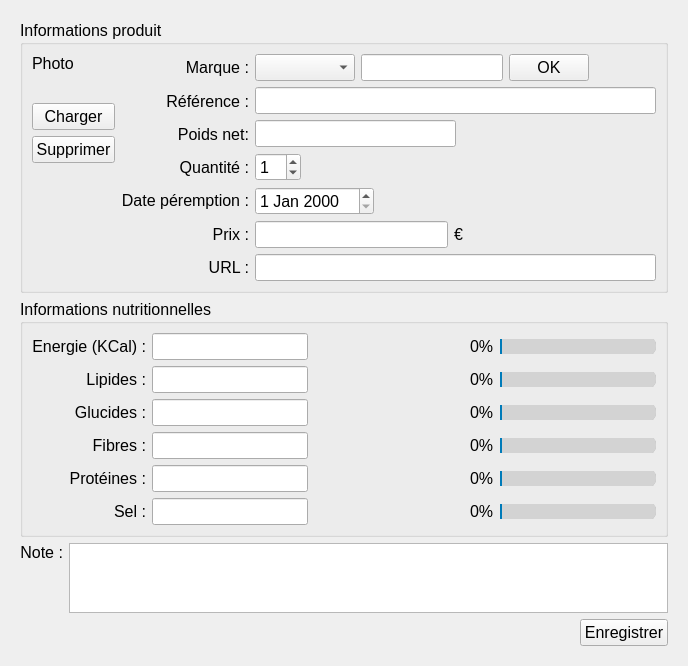
Above: Doger/itemwindow.ui from amof/Doger before the change. Below: the same form after it.
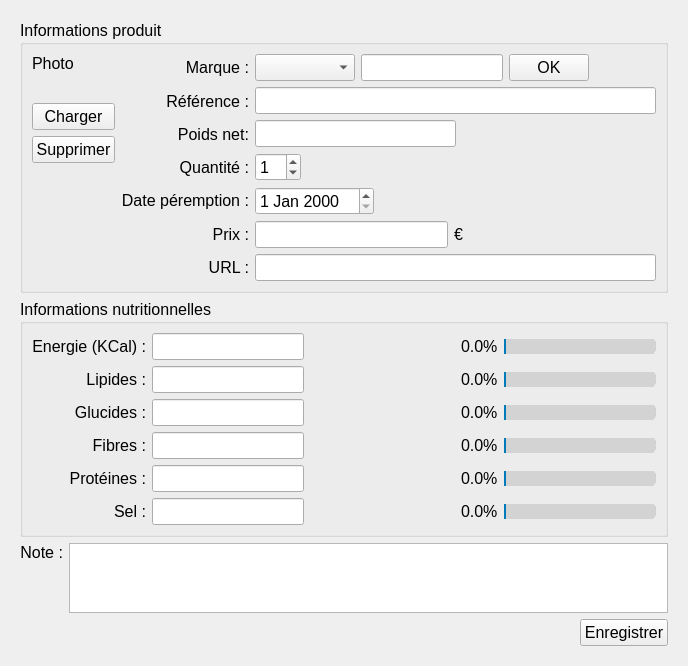
That is the form after the change.

Diff of the .ui file:
```diff
--- a/Doger/itemwindow.ui
+++ b/Doger/itemwindow.ui
@@ -1268,7 +1268,7 @@
               <item>
                <widget class="QLabel" name="l_alim_energy">
                 <property name="text">
-                 <string>0%</string>
+                 <string>0.0%</string>
                 </property>
                </widget>
               </item>
@@ -1342,7 +1342,7 @@
               <item>
                <widget class="QLabel" name="l_alim_fat">
                 <property name="text">
-                 <string>0%</string>
+                 <string>0.0%</string>
                 </property>
                </widget>
               </item>
@@ -1416,7 +1416,7 @@
               <item>
                <widget class="QLabel" name="l_alim_carbohydrates">
                 <property name="text">
-                 <string>0%</string>
+                 <string>0.0%</string>
                 </property>
                </widget>
               </item>
@@ -1490,7 +1490,7 @@
               <item>
                <widget class="QLabel" name="l_alim_fibres">
                 <property name="text">
-                 <string>0%</string>
+                 <string>0.0%</string>
                 </property>
                </widget>
               </item>
@@ -1564,7 +1564,7 @@
               <item>
                <widget class="QLabel" name="l_alim_protein">
                 <property name="text">
-                 <string>0%</string>
+                 <string>0.0%</string>
                 </property>
                </widget>
               </item>
@@ -1635,7 +1635,7 @@
               <item>
                <widget class="QLabel" name="l_alim_salt">
                 <property name="text">
-                 <string>0%</string>
+                 <string>0.0%</string>
                 </property>
                </widget>
               </item>
```
